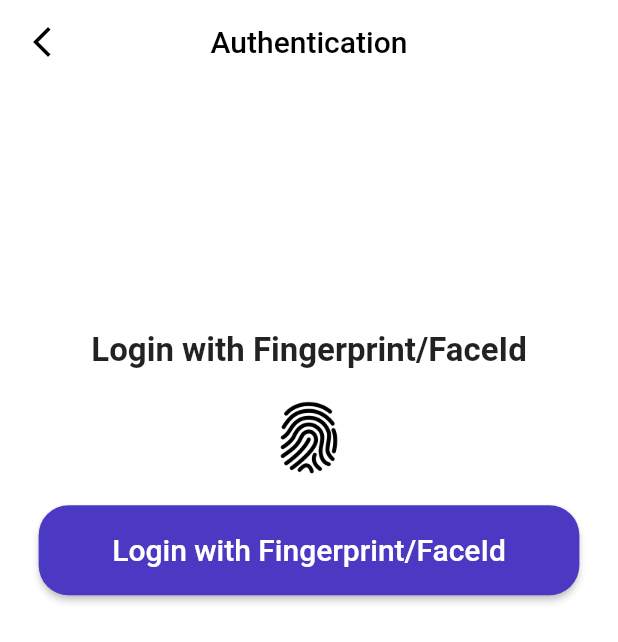
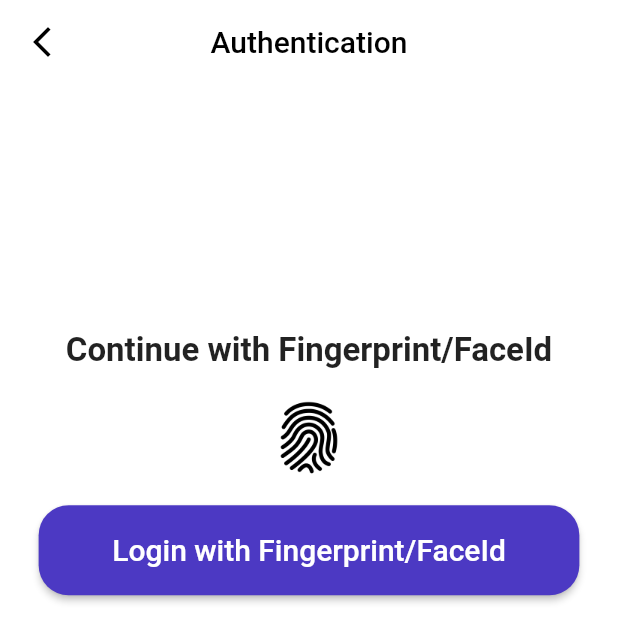
Before and after one commit to Dis1309/Axios_week, a Flutter app: the FingerPrint screen opened by its route, on a phone screen of 412 x 824 dp. Shown: the top 642 px of the screen. Run offline on Flutter 3.47's test engine with Material 2 defaults, Android fonts, the phone set to English and light mode, and no system bars; our stand-ins replace local_auth, shared_preferences; missing offline and left inert: flutter_floating_bottom_bar, text_divider, wallet_sdk_metamask, walletconnect_flutter_v2, web3dart; accounts and stored records are empty.

Commit message:
Changed fingerprint

```diff
--- a/frontend/lib/pages/fingerprint.dart
+++ b/frontend/lib/pages/fingerprint.dart
@@ -57,7 +57,7 @@ class _FingerPrintState extends State<FingerPrint> {
             mainAxisAlignment: MainAxisAlignment.center,
             children: <Widget>[
               SizedBox(height: MediaQuery.of(context).size.height/5,),
-              Text('Login with Fingerprint/FaceId',
+              Text('Continue with Fingerprint/FaceId',
               style: TextStyle(
                 fontSize: 22.0,
                 fontWeight: FontWeight.bold,
```
